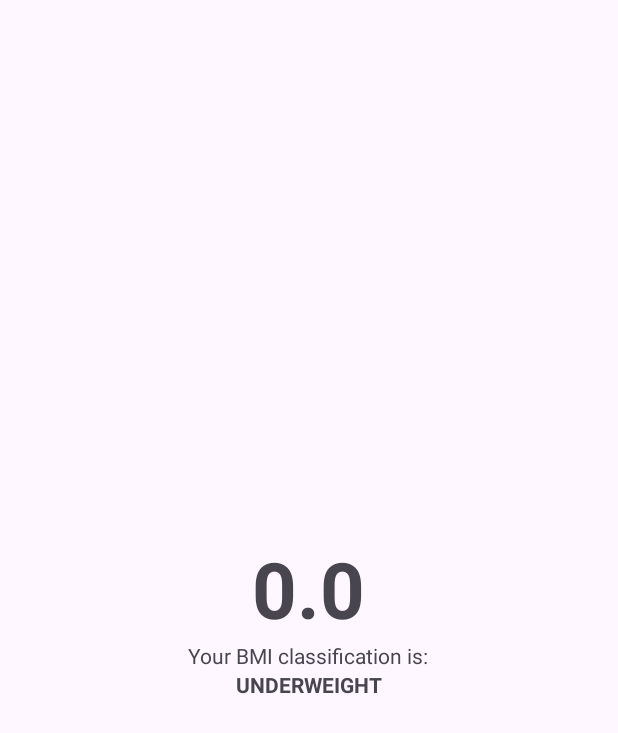
After one commit to oeuclidesneto/BMICalculator, an Android app: the ResultActivity screen opened directly, with no data from a screen before it, on a phone screen of 412 x 824 dp. The commit adds this screen. Shown: the top 733 px of the screen. Run offline under Robolectric (Android 15) with nearby library versions, the phone set to English and light mode, and no system bars.

Commit message:
Creation of Result page

```diff
--- a/app/build.gradle.kts
+++ b/app/build.gradle.kts
@@ -41,6 +41,7 @@ dependencies {
     implementation("androidx.appcompat:appcompat:1.6.1")
     implementation("com.google.android.material:material:1.10.0")
     implementation("androidx.constraintlayout:constraintlayout:2.1.4")
+    implementation("androidx.activity:activity:1.9.1")
     testImplementation("junit:junit:4.13.2")
     androidTestImplementation("androidx.test.ext:junit:1.1.5")
     androidTestImplementation("androidx.test.espresso:espresso-core:3.5.1")
--- a/app/src/main/AndroidManifest.xml
+++ b/app/src/main/AndroidManifest.xml
@@ -13,6 +13,9 @@
         android:theme="@style/Theme.Calculadoraimc"
         tools:targetApi="31">
         <activity
+            android:name=".ResultActivity"
+            android:exported="false" />
+        <activity
             android:name=".MainActivity"
             android:exported="true">
             <intent-filter>
--- a/app/src/main/java/com/comunidadedevspace/imc/MainActivity.kt
+++ b/app/src/main/java/com/comunidadedevspace/imc/MainActivity.kt
@@ -1,5 +1,6 @@
 package com.comunidadedevspace.imc
 
+import android.content.Intent
 import androidx.appcompat.app.AppCompatActivity
 import android.os.Bundle
 import android.widget.Button
@@ -35,6 +36,10 @@ class MainActivity : AppCompatActivity() {
                 val heightq2 = height * height
                 val result = weight / heightq2
 
+                val intent = Intent(this, ResultActivity::class.java)
+                intent.putExtra(KEY_RESULT_BMI, result)
+                startActivity(intent)
+
                 println("Your BMI is " + result)
 
             }
--- /dev/null
+++ b/app/src/main/java/com/comunidadedevspace/imc/ResultActivity.kt
@@ -0,0 +1,44 @@
+package com.comunidadedevspace.imc
+
+import android.os.Bundle
+import android.widget.TextView
+import androidx.activity.enableEdgeToEdge
+import androidx.appcompat.app.AppCompatActivity
+import androidx.core.view.ViewCompat
+import androidx.core.view.WindowInsetsCompat
+
+const val KEY_RESULT_BMI = "ResultActivity.KEY_BMI"
+
+class ResultActivity : AppCompatActivity() {
+    override fun onCreate(savedInstanceState: Bundle?) {
+        super.onCreate(savedInstanceState)
+        enableEdgeToEdge()
+        setContentView(R.layout.activity_result)
+
+        val result = intent.getFloatExtra(KEY_RESULT_BMI, 0f)
+
+        val tvResult = findViewById<TextView>(R.id.tv_result)
+        val tvClassification = findViewById<TextView>(R.id.tv_classification)
+
+        tvResult.text = result.toString()
+
+        val classification: String =  if (result <= 18.5f) {
+            "UNDERWEIGHT"
+        } else if (result > 18.5f && result <= 24.9f) {
+            "NORMAL"
+        } else if (result > 25.0f && result <= 29.9f) {
+            "OVERWEIGHT"
+        } else if (result > 30f && result <= 39.9f) {
+            "OBESITY"
+        } else  {
+            "MORBID OBESITY"
+        }
+
+        tvClassification.text = classification
+        ViewCompat.setOnApplyWindowInsetsListener(findViewById(R.id.main)) { v, insets ->
+            val systemBars = insets.getInsets(WindowInsetsCompat.Type.systemBars())
+            v.setPadding(systemBars.left, systemBars.top, systemBars.right, systemBars.bottom)
+            insets
+        }
+    }
+}
--- /dev/null
+++ b/app/src/main/res/layout/activity_result.xml
@@ -0,0 +1,33 @@
+<?xml version="1.0" encoding="utf-8"?>
+<LinearLayout xmlns:android="http://schemas.android.com/apk/res/android"
+    xmlns:app="http://schemas.android.com/apk/res-auto"
+    xmlns:tools="http://schemas.android.com/tools"
+    android:id="@+id/main"
+    android:layout_width="match_parent"
+    android:layout_height="match_parent"
+    android:gravity="center"
+    android:orientation="vertical"
+    tools:text="23.66" >
+
+    <TextView
+        android:id="@+id/tv_result"
+        android:textSize="52sp"
+        android:textStyle="bold"
+        android:maxLength="5"
+        android:layout_width="wrap_content"
+        android:layout_height="wrap_content"
+        tools:text="23.66" />
+
+    <TextView
+        android:id="@+id/tv_classification_label"
+        android:layout_width="wrap_content"
+        android:layout_height="wrap_content"
+        android:text="Your BMI classification is:" />
+
+    <TextView
+        android:id="@+id/tv_classification"
+        android:layout_width="wrap_content"
+        android:layout_height="wrap_content"
+        android:textStyle="bold"
+        tools:text="NORMAL" />
+</LinearLayout>
--- a/build.gradle.kts
+++ b/build.gradle.kts
@@ -1,5 +1,5 @@
 // Top-level build file where you can add configuration options common to all sub-projects/modules.
 plugins {
-    id("com.android.application") version "8.1.2" apply false
+    id("com.android.application") version "8.5.2" apply false
     id("org.jetbrains.kotlin.android") version "1.9.0" apply false
 }
```
Also changed, not shown: gradle/wrapper/gradle-wrapper.properties.
